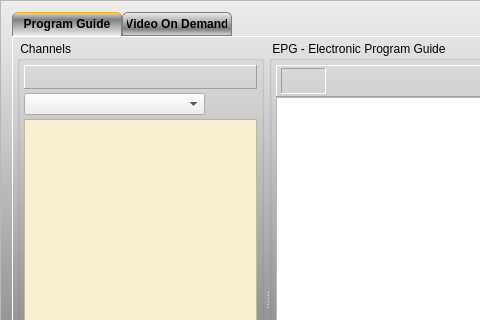
Above: forms/recorder_inc.ui from Jo2003/vlc_record before the change; both pictures show x 0 to 480 and y 0 to 320 of the 1064 by 571 pixel window. Below: the same form after it.
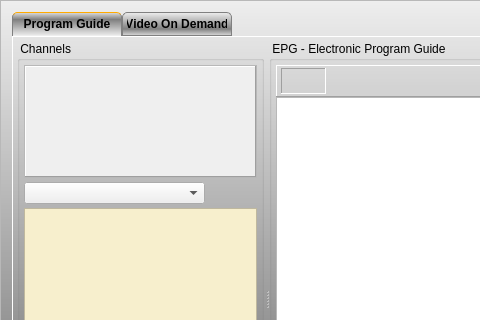
That is the form after the change. Icons and pictures are not drawn. Custom widgets are drawn as their Qt base class.

```diff
--- a/forms/recorder_inc.ui
+++ b/forms/recorder_inc.ui
@@ -171,7 +171,7 @@
               <property name="title">
                <string> Channels </string>
               </property>
-              <layout class="QVBoxLayout" name="verticalLayout_6">
+              <layout class="QVBoxLayout" name="verticalLayout_6" stretch="2,0,6">
                <property name="spacing">
                 <number>4</number>
                </property>
@@ -186,6 +186,36 @@
                </property>
                <property name="bottomMargin">
                 <number>4</number>
+               </property>
+               <item>
+                <widget class="QScrollArea" name="scrollArea">
+                 <property name="widgetResizable">
+                  <bool>true</bool>
+                 </property>
+                 <widget class="QWidget" name="scrollAreaWidgetContents">
+                  <property name="geometry">
+                   <rect>
+                    <x>0</x>
+                    <y>0</y>
+                    <width>233</width>
+                    <height>111</height>
+                   </rect>
+                  </property>
+                  <layout class="QVBoxLayout" name="verticalLayout_8">
+                   <property name="spacing">
+                    <number>0</number>
+                   </property>
+                   <property name="leftMargin">
+                    <number>0</number>
+                   </property>
+                   <property name="topMargin">
+                    <number>0</number>
+                   </property>
+                   <property name="rightMargin">
+                    <number>0</number>
+                   </property>
+                   <property name="bottomMargin">
+                    <number>0</number>
                </property>
                <item>
                 <widget class="QFavFrame" name="hFrameFav">
@@ -246,6 +276,10 @@
                  </layout>
                 </widget>
                </item>
+                  </layout>
+                 </widget>
+                </widget>
+               </item>
                <item>
                 <layout class="QHBoxLayout" name="hlCbxGroupBtnFilter" stretch="10,1,0">
                  <property name="spacing">
```
Left out of the diff: 2 changed lines with no effect on the pictures. Lines whose indentation alone changed are shown as unchanged.
